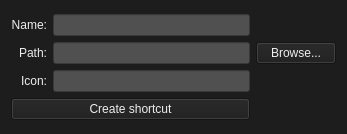
Kuxe/dsktshrt, file mainwindow.ui: the form before one commit.
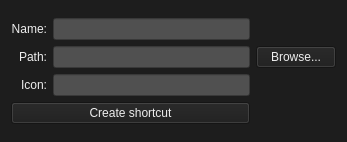
The form after the commit.

```diff
--- a/mainwindow.ui
+++ b/mainwindow.ui
@@ -7,7 +7,7 @@
     <x>0</x>
     <y>0</y>
     <width>347</width>
-    <height>134</height>
+    <height>142</height>
    </rect>
   </property>
   <property name="windowTitle">
```
Left out of the diff: 20 changed lines with no effect on the pictures.
